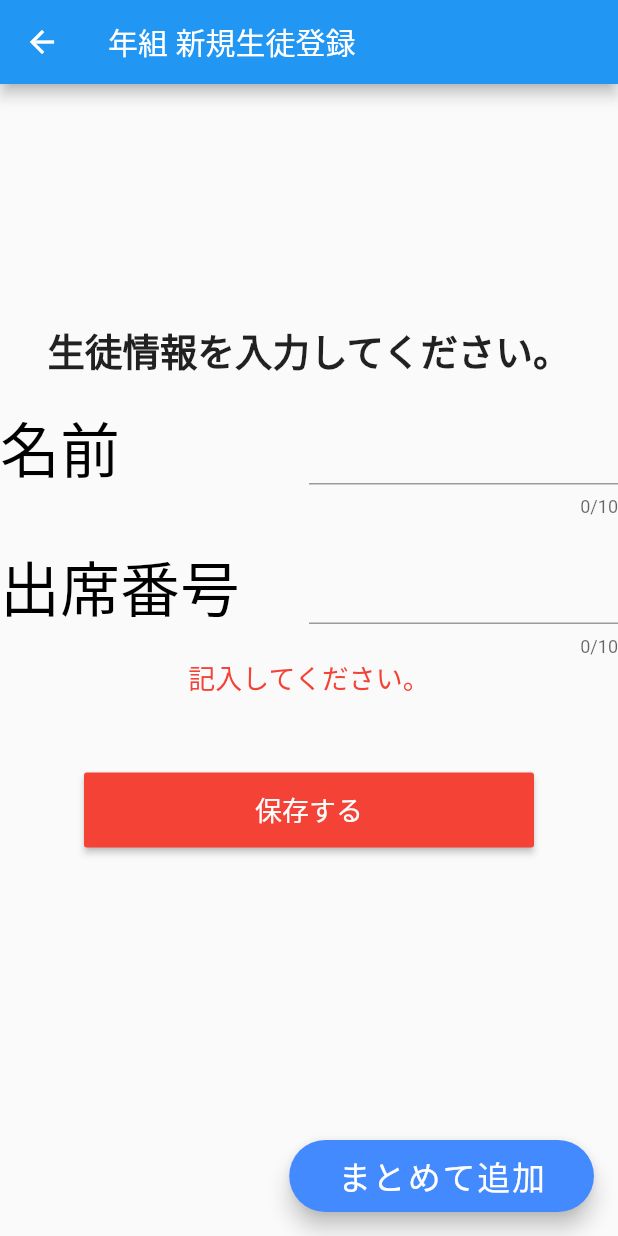
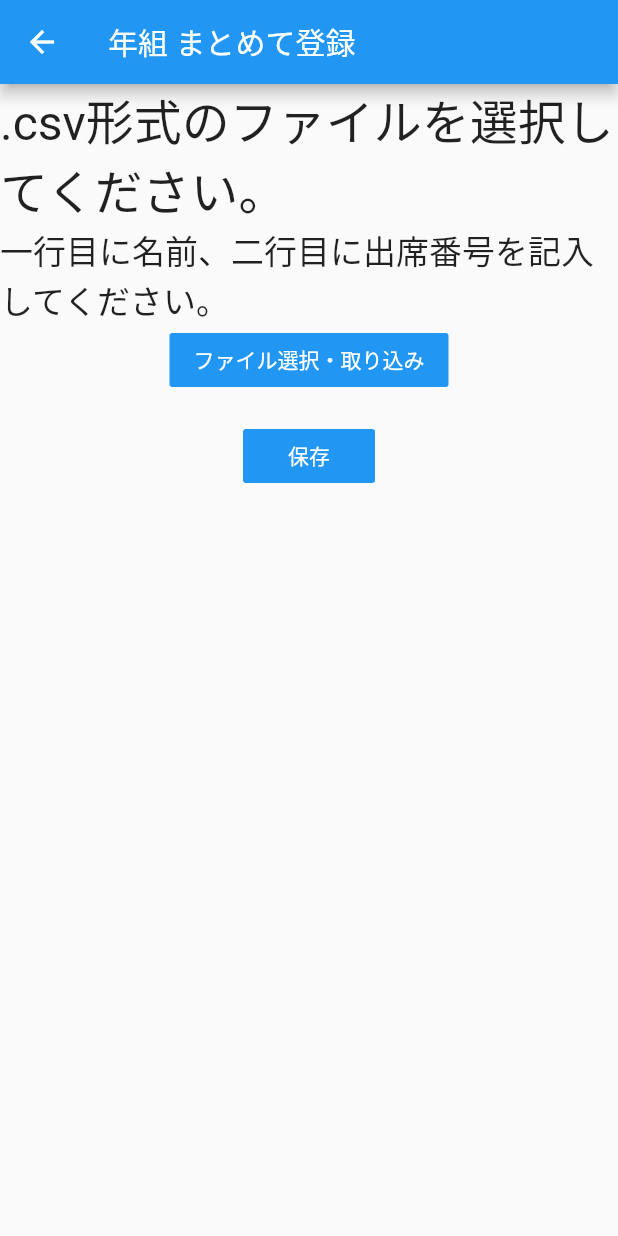
Before and after one commit to harukitosa/lecture_performance_app, a Flutter app: the RegistStudent screen opened directly with empty values, after a tap on "保存する", after a tap on "まとめて追加", on a phone screen of 412 x 824 dp. Run offline on Flutter 3.47's test engine with Material 2 defaults, Android fonts, the phone set to English and light mode, and no system bars; our stand-ins replace file_picker, sqflite; accounts and stored records are empty.

Commit message:
DEVELOP:csvファイルで一度に複数生徒を登録できるように実装

```diff
--- a/lib/components/admin/classroom/seatArrange.dart
+++ b/lib/components/admin/classroom/seatArrange.dart
@@ -93,7 +93,7 @@ class RegistSeatMap extends StatelessWidget {
               color: Colors.brown,
               child: Center(
                 child: Text(
-                  "黒板",
+                  "教卓",
                   style: TextStyle(
                     fontSize: 32,
                     color: Colors.white,
--- a/lib/components/admin/regist/registStudent.dart
+++ b/lib/components/admin/regist/registStudent.dart
@@ -1,8 +1,10 @@
 import 'package:flutter/material.dart';
+import 'package:lecture_performance_app/common/popup/comfirmPopup.dart';
 import 'package:lecture_performance_app/components/admin/classroom/index.dart';
 import 'package:lecture_performance_app/db/models/HomeRoom.dart';
 import 'package:provider/provider.dart';
 import 'package:lecture_performance_app/providers/ClassRoomProvider.dart';
+import 'package:lecture_performance_app/components/admin/regist/registStudents.dart';
 import 'package:flutter/services.dart';
 
 //routerで渡される値
@@ -39,7 +41,15 @@ class RegistStudent extends StatelessWidget {
         ),
       ),
       floatingActionButton: FloatingActionButton.extended(
-        onPressed: () {},
+        onPressed: () {
+          Navigator.pushNamed(
+            context,
+            RegistStudents.routeName,
+            arguments: RegistStudentsArgument(
+              args.homeRoom,
+            ),
+          );
+        },
         tooltip: 'Increment',
         label: Padding(
           padding: EdgeInsets.all(12.0),
@@ -195,7 +205,7 @@ class _InputFormState extends State<_InputForm> {
                         int.parse(_number),
                         _name,
                       );
-                      _confirmPopUp(context);
+                      confirmPopUp(context, AdminClassRoom.routeName);
                     }
                   },
                 ),
@@ -207,37 +217,3 @@ class _InputFormState extends State<_InputForm> {
     );
   }
 }
-
-Future<void> _confirmPopUp(context) async {
-  return showDialog<void>(
-    context: context,
-    barrierDismissible: false, // user must tap button!
-    builder: (BuildContext context) {
-      return AlertDialog(
-        title: Text(
-          '登録完了しました',
-        ),
-        content: SingleChildScrollView(
-          child: ListBody(
-            children: <Widget>[
-              Text(
-                '管理画面に戻ります。',
-              ),
-            ],
-          ),
-        ),
-        actions: <Widget>[
-          FlatButton(
-            child: Text('確認'),
-            onPressed: () {
-              Navigator.popUntil(
-                context,
-                ModalRoute.withName(AdminClassRoom.routeName),
-              );
-            },
-          ),
-        ],
-      );
-    },
-  );
-}
--- /dev/null
+++ b/lib/components/admin/regist/registStudents.dart
@@ -0,0 +1,126 @@
+import 'package:flutter/material.dart';
+import 'package:lecture_performance_app/common/popup/comfirmPopup.dart';
+import 'package:lecture_performance_app/components/admin/classroom/index.dart';
+import 'package:lecture_performance_app/db/models/HomeRoom.dart';
+import 'package:provider/provider.dart';
+import 'package:lecture_performance_app/providers/ClassRoomProvider.dart';
+import 'package:file_picker/file_picker.dart';
+import 'dart:io';
+import 'package:path/path.dart';
+
+//routerで渡される値
+class RegistStudentsArgument {
+  final HomeRoom homeRoom;
+  RegistStudentsArgument(this.homeRoom);
+}
+
+class RegistStudents extends StatelessWidget {
+  static const routeName = '/admin/regist/students';
+  @override
+  Widget build(BuildContext context) {
+    final RegistStudentsArgument args =
+        ModalRoute.of(context).settings.arguments;
+    return Scaffold(
+      appBar: AppBar(
+        title: Text(
+          args.homeRoom.grade + "年" + args.homeRoom.lectureClass + "組 まとめて登録",
+        ),
+        actions: <Widget>[],
+      ),
+      body: MultiProvider(
+        providers: [
+          ChangeNotifierProvider(
+            create: (_) => ClassRoomProvider(args.homeRoom.id),
+          ),
+        ],
+        child: Consumer<ClassRoomProvider>(
+          builder: (context, counter, _) {
+            return Center(
+              child: _InputForm(),
+            );
+          },
+        ),
+      ),
+    );
+  }
+}
+
+class _InputForm extends StatefulWidget {
+  @override
+  _InputFormState createState() => _InputFormState();
+}
+
+class _InputFormState extends State<_InputForm> {
+  String display = "";
+  String fileText = "";
+  File file;
+  int id;
+  @override
+  Widget build(BuildContext context) {
+    final classRoomProvider = Provider.of<ClassRoomProvider>(context);
+    final RegistStudentsArgument args =
+        ModalRoute.of(context).settings.arguments;
+    return Column(children: <Widget>[
+      Container(
+        child: Column(
+          children: <Widget>[
+            Text(
+              '.csv形式のファイルを選択してください。',
+              style: TextStyle(fontSize: 32),
+            ),
+            Text(
+              '一行目に名前、二行目に出席番号を記入してください。',
+              style: TextStyle(fontSize: 22),
+            ),
+          ],
+        ),
+      ),
+      FlatButton(
+        color: Colors.blue,
+        textColor: Colors.white,
+        child: Text("ファイル選択・取り込み"),
+        onPressed: () async {
+          // ファイルの取得
+          file = await FilePicker.getFile(
+            type: FileType.custom,
+            fileExtension: 'csv',
+          );
+          // ファイルの中身を取得
+          if (file != null) {
+            fileText = await file.readAsString();
+          }
+          // 画面に表示
+          setState(() {
+            display = basename(file.path);
+          });
+        },
+      ),
+      Text(display),
+      FlatButton(
+        color: Colors.blue,
+        textColor: Colors.white,
+        child: Text("保存"),
+        onPressed: () async {
+          List data = fileText.replaceAll('\n', ',').split(',');
+          print(data);
+          for (var i = 0; i < data.length; i += 2) {
+            // print("name" + data[i]);
+            // print("num" + data[i + 1]);
+            try {
+              var num = int.parse(data[i + 1]);
+              await classRoomProvider.registStudentData(
+                args.homeRoom.id,
+                num,
+                data[i],
+              );
+            } catch (exception) {}
+          }
+          confirmPopUp(context, AdminClassRoom.routeName);
+          setState(() {
+            display = "";
+          });
+        },
+      ),
+    ]);
+  }
+}
--- a/lib/components/classRoom/index/index.dart
+++ b/lib/components/classRoom/index/index.dart
@@ -125,7 +125,7 @@ class RegistSeatMap extends StatelessWidget {
               color: Colors.brown,
               child: Center(
                 child: Text(
-                  "黒板",
+                  "教卓",
                   style: TextStyle(
                     fontSize: 32,
                     color: Colors.white,
@@ -198,9 +198,9 @@ class SeatMap extends StatelessWidget {
             _studentID = -1;
           }
           return ClassRoomSeatView(
-            classRoomProvider.viewSeat != null
+            classRoomProvider.viewSeat.length != 0
                 ? classRoomProvider.viewSeat[index].used
-                : false,
+                : [],
             index,
             _name,
             true,
--- a/lib/providers/ClassRoomProvider.dart
+++ b/lib/providers/ClassRoomProvider.dart
@@ -128,7 +128,7 @@ class ClassRoomProvider with ChangeNotifier {
     notifyListeners();
   }
 
-  void registStudentData(int homeRoomID, int number, String name) async {
+  Future<void> registStudentData(int homeRoomID, int number, String name) async {
     await _studentService.createstudent(homeRoomID, name, number);
     notifyListeners();
   }
--- a/lib/routes/index.dart
+++ b/lib/routes/index.dart
@@ -2,6 +2,7 @@ import 'package:flutter/material.dart';
 import 'package:lecture_performance_app/components/admin/classroom/seatArrange.dart';
 import 'package:lecture_performance_app/components/admin/classroom/studentDetail.dart';
 import 'package:lecture_performance_app/components/admin/regist/registStudent.dart';
+import 'package:lecture_performance_app/components/admin/regist/registStudents.dart';
 import 'package:lecture_performance_app/components/home/index/index.dart';
 import 'package:lecture_performance_app/components/classRoom/index/index.dart';
 import 'package:lecture_performance_app/components/home/regist/index.dart';
@@ -28,6 +29,7 @@ class App extends StatelessWidget {
         AdminStudentDetail.routeName: (_) => AdminStudentDetail(),
         SeatArrange.routeName: (_) => SeatArrange(),
         RegistStudent.routeName: (_) => RegistStudent(),
+        RegistStudents.routeName: (_) => RegistStudents(),
         ClassRoom.routeName: (_) => ClassRoom(),
       },
     );
--- a/pubspec.yaml
+++ b/pubspec.yaml
@@ -18,6 +18,7 @@ environment:
 
 dependencies:
   sqflite: ^1.2.2
+  file_picker: ^1.4.3+2
   flutter:
     sdk: flutter
 
```
Also changed, not shown: lib/common/popup/comfirmPopup.dart (added, +37 -0 lines), pubspec.lock, 1 other file.
